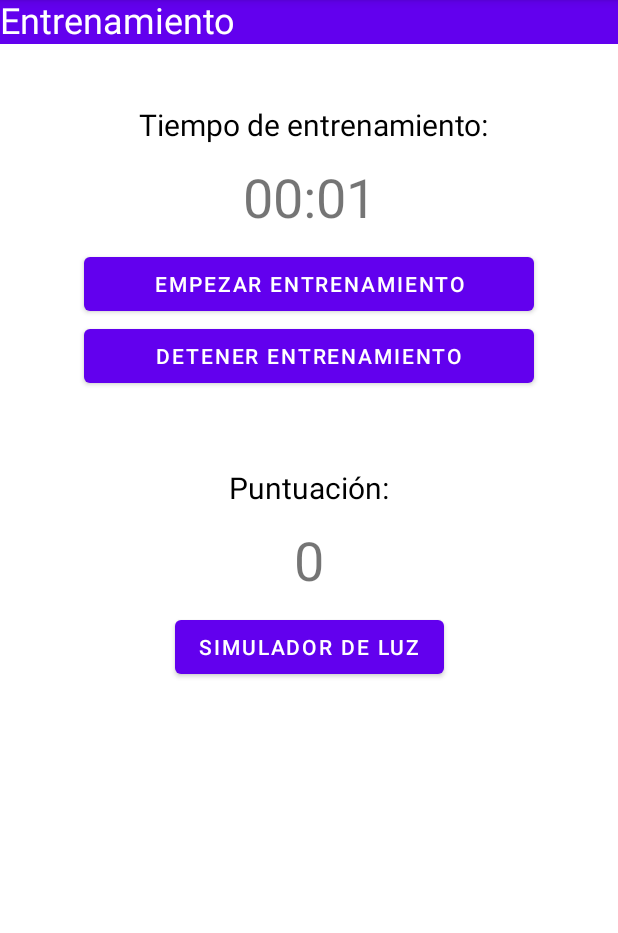
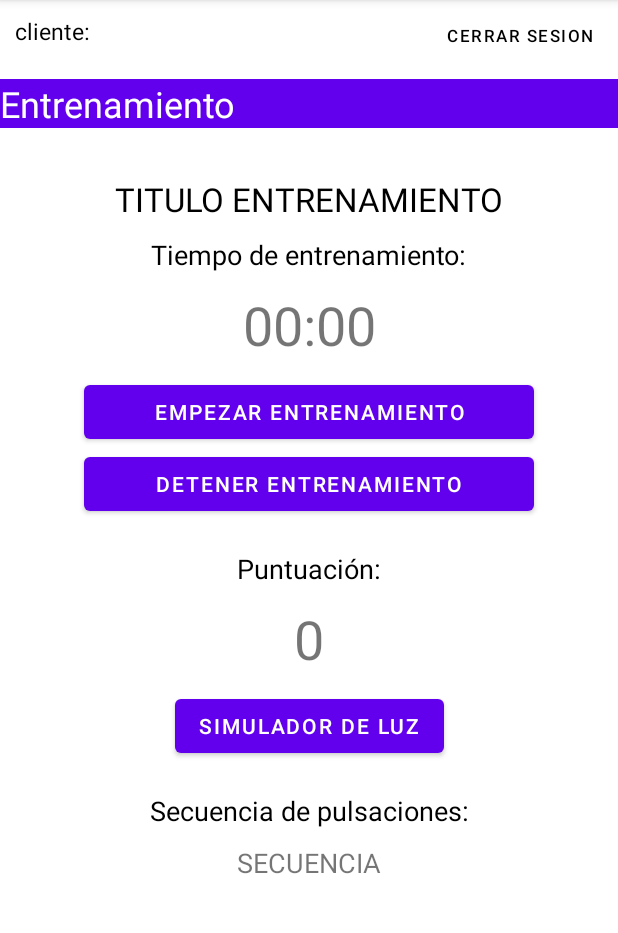
Before and after one commit to nicocth/Reflejos, an Android app: the RunTrainingActivity screen opened directly, with no data from a screen before it, on a phone screen of 412 x 824 dp, the part 84-1017 px from its top. Run offline under Robolectric (Android 15) with nearby library versions, the phone set to English and light mode, and no system bars; our stand-ins replace Firebase (no records; nobody signed in at launch, a user with empty details on screens opened directly); libraries missing offline, so code that uses them is left out: org.checkerframework.checker; 1 statement that could not run was skipped.

Commit message:
Modificaciones en TrainingActivity: -> Modificado Intent en método onItemClick para transicionar a RunTrainingActivity.
Modificaciones en RunTrainingActivity:
-> Creado método obtenerDatosEntrenamiento para obtener datos de la BD.
-> Modificada inicialización de atributos tiempoEstablecido y tiempoRestante.
-> Implementado atributo arraySecuencia.
-> Varias mejoras visuales en layout activity_run_training.xml. Integración de titulo y secuencia de pulsaciones.

```diff
--- a/app/src/main/java/com/example/reflejos/RunTrainingActivity.java
+++ b/app/src/main/java/com/example/reflejos/RunTrainingActivity.java
@@ -8,11 +8,7 @@ import android.view.View;
 import android.widget.Button;
 import android.widget.TextView;
 
-import androidx.activity.EdgeToEdge;
 import androidx.appcompat.app.AppCompatActivity;
-import androidx.core.graphics.Insets;
-import androidx.core.view.ViewCompat;
-import androidx.core.view.WindowInsetsCompat;
 
 import com.google.android.gms.tasks.OnCompleteListener;
 import com.google.android.gms.tasks.Task;
@@ -24,6 +20,7 @@ import com.google.firebase.firestore.FirebaseFirestore;
 import org.checkerframework.checker.nullness.qual.NonNull;
 
 import java.util.Date;
+import java.util.List;
 import java.util.Objects;
 
 public class RunTrainingActivity extends AppCompatActivity {
@@ -31,38 +28,49 @@ public class RunTrainingActivity extends AppCompatActivity {
     // Atributos de la clase
     private FirebaseAuth mAuth; // Módulo Authentification de firebase
     private FirebaseFirestore db; // Módulo Firestore
+    private TextView textTitleTraining; // Título del entrenamiento -> Se obtiene de la BD
     private TextView textViewTemporizador;
     private TextView textViewScore;
+    private TextView textSecuencia; // TextView con la secuencia de pulsación de luces -> Se obtiene de la BD
+    private int[] arraySecuencia; // Array para almacenar la secuencia de pulsación de luces -> Se obtiene de la BD
     private Button buttonStart;
     private Button buttonStop;
     private Button buttonLight;
     private CountDownTimer countDownTimer;
-    private boolean temporizadorFuncionando;
-    private long tiempoEstablecido = 1000; // Variable del tiempo en milisegundos (10") -> Debe obtener su valor de la BD.Es el tiempo establecido por el entrenamiento
-    private long tiempoRestante = tiempoEstablecido; // Variable del tiempo utilizado por los métodos de la clase
+    private String idEntrenamiento; // Atributo que obtiene el idEntrenamiento del Intent y corresponde con el id del documento de la BD
+    private boolean temporizadorFuncionando; // Variable conmutador para determinar el estado del temporizador
+    private long tiempoEstablecido; // Variable del tiempo en milisegundos (10") -> Debe obtener su valor de la BD.Es el tiempo establecido por el entrenamiento
+    private long tiempoRestante; // Variable del tiempo utilizado por los métodos de la clase
     private int score = 0; // Variable de puntuación
     private Date fechaHoraRegistro; // Variable para registrar la fecha y hora al terminar el entrenamiento
 
     @Override
     protected void onCreate(Bundle savedInstanceState) {
         super.onCreate(savedInstanceState);
-        EdgeToEdge.enable(this);
         setContentView(R.layout.activity_run_training);
 
-        /* [ ESTA PARTE DE CODIGO ES NUEVA DESDE EL UPDATE IGUANA. DESCONOZCO SU UTILIDAD ]
-        ViewCompat.setOnApplyWindowInsetsListener(findViewById(R.id.main), (v, insets) -> {
-            Insets systemBars = insets.getInsets(WindowInsetsCompat.Type.systemBars());
-            v.setPadding(systemBars.left, systemBars.top, systemBars.right, systemBars.bottom);
-            return insets;
-        });
-        */
+        // Inicializar cabecera
+        inicializarCabecera();
 
         // Inicializar elementos de la interfaz de usuario
+        textTitleTraining = findViewById(R.id.textTitleTraining);
         textViewTemporizador = findViewById(R.id.textViewTimer);
         textViewScore = findViewById(R.id.textViewScore);
+        textSecuencia = findViewById(R.id.textSecuence);
         buttonStart = findViewById(R.id.buttonStart);
         buttonStop = findViewById(R.id.buttonStop);
         buttonLight = findViewById(R.id.buttonLight);
+
+        // Obtener los datos recibidos desde la actividad anterior
+        Bundle bundle = getIntent().getExtras();
+
+        // Obtener el id del entrenamiento del intent
+        idEntrenamiento = bundle.getString("idEntrenamiento");
+
+        // Obtener datos del entrenaiento desde la BD
+        obtenerDatosEntrenamiento();
+
+        tiempoRestante = tiempoEstablecido;
 
         // Asignar listener del buttonStart
         buttonStart.setOnClickListener(new View.OnClickListener() {
@@ -94,7 +102,7 @@ public class RunTrainingActivity extends AppCompatActivity {
 
     /**
      * Método inicializarCabecera()
-     * Carga los datos de Firebase
+     * Carga los datos de Firebase en la cabecera
      */
     private void inicializarCabecera() {
         //inicializamos clase de autentificacion firebase
@@ -143,6 +151,67 @@ public class RunTrainingActivity extends AppCompatActivity {
                 mAuth.signOut();
                 finish();
                 startActivity(new Intent(RunTrainingActivity.this, LoginActivity.class));
+            }
+        });
+    }
+
+    /**
+     * Método obtenerDatosEntrenamiento()
+     * Obtiene los datos del entrenamiento desde la BD, del documento referente al id obtenido mediante el Intent
+     */
+    private void obtenerDatosEntrenamiento() {
+        // Obtener email del usuario
+        String emailUser = Objects.requireNonNull(mAuth.getCurrentUser()).getEmail();
+        // Obtener referencia al documento específico
+        DocumentReference docRef = db.collection("usuarios")
+                .document(emailUser)
+                .collection("entrenamientos")
+                .document(idEntrenamiento);
+        // Obtener los datos del documento específico
+        docRef.get().addOnCompleteListener(new OnCompleteListener<DocumentSnapshot>() {
+            @Override
+            public void onComplete(@NonNull Task<DocumentSnapshot> task) {
+                if (task.isSuccessful()) {
+                    DocumentSnapshot document = task.getResult();
+                    if (document.exists()) {
+                        // Obtener el id del documento de la BD y mostrarlo en la interfaz de usuario como título del entrenamiento
+                        textTitleTraining.setText(document.getId());
+                        // Obtener el valor del campo "tiempo" del documento
+                        tiempoEstablecido = document.getLong("tiempo") * 1000;
+                        // Actualizar el tiempo restante con el valor obtenido
+                        tiempoRestante = tiempoEstablecido;
+                        // Actualizar el texto del temporizador en la interfaz de usuario
+                        actualizarTextoTemporizador();
+
+                        // Obtener el campo "secuencia" del documento
+                        List<Long> listaSecuenia = (List<Long>) document.get("secuencia");
+                        // Mientras haya valores el la lista de secuencia
+                        if (listaSecuenia != null) {
+                            // Inicializar atributo arraySecuencia
+                            arraySecuencia = new int[listaSecuenia.size()];
+                            // Crear un StringBuilder para mostrar la secuencia en el testView
+                            StringBuilder secuenciaSB = new StringBuilder();
+                            // Recorrer la lista de valores obtenidos del campo "secuencia"
+                            for (int i = 0; i < listaSecuenia.size(); i++) {
+                                // Almacenar valor en el atributo arraySecuencia
+                                arraySecuencia[i] = listaSecuenia.get(i).intValue();
+                                // Agregar el valor al StringBuilder
+                                secuenciaSB.append(arraySecuencia[i]);
+                                // Agregar un guión si no es el último valor
+                                if (i < listaSecuenia.size() - 1) {
+                                    secuenciaSB.append("-");
+                                }
+                            }
+                            // Establecer el texto en el textView textSecuencia
+                            textSecuencia.setText(secuenciaSB.toString());
+                        }
+
+                    } else {
+                        Log.d("Firebase Result", "No such document");
+                    }
+                } else {
+                    Log.d("Firebase Result", "get failed with ", task.getException());
+                }
             }
         });
     }
--- a/app/src/main/java/com/example/reflejos/TrainingActivity.java
+++ b/app/src/main/java/com/example/reflejos/TrainingActivity.java
@@ -162,8 +162,12 @@ public class TrainingActivity extends AppCompatActivity {
                                 @Override
                                 public void onItemClick(AdapterView<?> pariente, View view, int posicion, long id) {
                                     ModeloLista elegido=(ModeloLista)pariente.getItemAtPosition(posicion);
-                                    //extrae el texto de ese elemento
-                                    CharSequence textoelegido = "Seleccionado: " + elegido.get_texto1();
+                                    // Crear Intent para transicionar a la actividad RunTrainingActivity
+                                    Intent intent = new Intent(getApplicationContext(), RunTrainingActivity.class);
+                                    // Añadir datos extras al Intent -> textoTitulo = document.getId()
+                                    intent.putExtra("idEntrenamiento", elegido.get_textoTitulo());
+                                    // Iniciar la actividad definida en el Intent: RunTrainingActivity
+                                    startActivity(intent);
                                 }
                             });
 
--- a/app/src/main/res/layout/activity_run_training.xml
+++ b/app/src/main/res/layout/activity_run_training.xml
@@ -25,20 +25,31 @@
         app:layout_constraintEnd_toEndOf="parent" />
 
     <TextView
+        android:id="@+id/textTitleTraining"
+        android:layout_width="wrap_content"
+        android:layout_height="wrap_content"
+        android:layout_centerInParent="true"
+        android:text="TITULO ENTRENAMIENTO"
+        android:textColor="@color/black"
+        android:textSize="22sp"
+        app:layout_constraintBottom_toBottomOf="parent"
+        app:layout_constraintEnd_toEndOf="parent"
+        app:layout_constraintStart_toStartOf="parent"
+        app:layout_constraintTop_toBottomOf="@+id/runTrainingTitleTextView"
+        app:layout_constraintVertical_bias="0.05" />
+
+    <TextView
         android:id="@+id/textTitleTimer"
         android:layout_width="wrap_content"
         android:layout_height="wrap_content"
         android:layout_centerInParent="true"
-        android:layout_marginTop="40dp"
+        android:layout_marginTop="10dp"
         android:text="Tiempo de entrenamiento:"
         android:textColor="@color/black"
-        android:textSize="20sp"
-        app:layout_constraintBottom_toBottomOf="parent"
+        android:textSize="18sp"
         app:layout_constraintEnd_toEndOf="parent"
-        app:layout_constraintHorizontal_bias="0.517"
         app:layout_constraintStart_toStartOf="parent"
-        app:layout_constraintTop_toBottomOf="@+id/runTrainingTitleTextView"
-        app:layout_constraintVertical_bias="0.0" />
+        app:layout_constraintTop_toBottomOf="@+id/textTitleTraining" />
 
     <TextView
         android:id="@+id/textViewTimer"
@@ -80,8 +91,8 @@
         android:layout_width="wrap_content"
         android:layout_height="wrap_content"
         android:layout_centerInParent="true"
-        android:layout_marginTop="50dp"
-        android:textSize="20sp"
+        android:layout_marginTop="20dp"
+        android:textSize="18sp"
         android:textColor="@color/black"
         android:text="Puntuación:"
         app:layout_constraintEnd_toEndOf="parent"
@@ -112,4 +123,29 @@
         app:layout_constraintStart_toStartOf="parent"
         app:layout_constraintTop_toBottomOf="@+id/textViewScore" />
 
+    <TextView
+        android:id="@+id/textTitleSecuence"
+        android:layout_width="wrap_content"
+        android:layout_height="wrap_content"
+        android:layout_centerInParent="true"
+        android:layout_marginTop="20dp"
+        android:text="Secuencia de pulsaciones:"
+        android:textColor="@color/black"
+        android:textSize="18sp"
+        app:layout_constraintEnd_toEndOf="parent"
+        app:layout_constraintStart_toStartOf="parent"
+        app:layout_constraintTop_toBottomOf="@+id/buttonLight" />
+
+    <TextView
+        android:id="@+id/textSecuence"
+        android:layout_width="wrap_content"
+        android:layout_height="wrap_content"
+        android:layout_centerInParent="true"
+        android:layout_marginTop="10dp"
+        android:text="SECUENCIA"
+        android:textSize="18sp"
+        app:layout_constraintEnd_toEndOf="parent"
+        app:layout_constraintStart_toStartOf="parent"
+        app:layout_constraintTop_toBottomOf="@+id/textTitleSecuence" />
+
 </androidx.constraintlayout.widget.ConstraintLayout>
```
